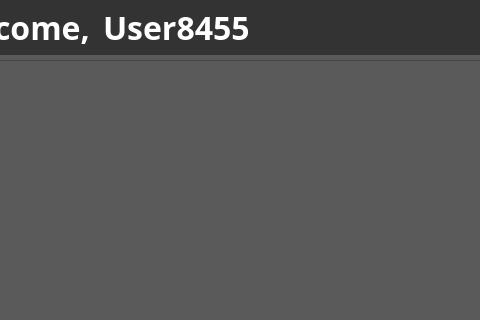
First picture: the form in ui_main.ui, repository Endairion/FYP, before the edit; both pictures show x 192 to 672 and y 0 to 320 of the 800 by 550 pixel window.
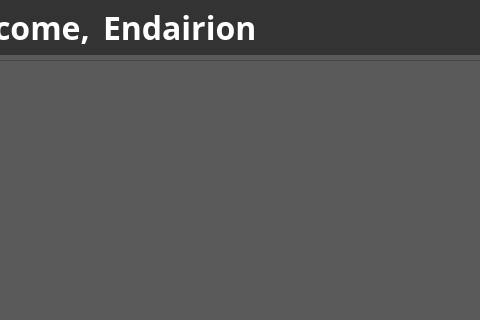
Second picture: the form after the edit. Icons and pictures are not drawn.

What changed in the file:
```diff
--- a/ui_main.ui
+++ b/ui_main.ui
@@ -206,7 +206,7 @@
                 <string notr="true">color:rgb(255,255,255);</string>
                </property>
                <property name="text">
-                <string>&lt;html&gt;&lt;head/&gt;&lt;body&gt;&lt;p&gt;&lt;span style=&quot; color:#ffffff;&quot;&gt;User8455&lt;/span&gt;&lt;/p&gt;&lt;/body&gt;&lt;/html&gt;</string>
+                <string>&lt;html&gt;&lt;head/&gt;&lt;body&gt;&lt;p&gt;&lt;span style=&quot; color:#ffffff;&quot;&gt;Endairion&lt;/span&gt;&lt;/p&gt;&lt;/body&gt;&lt;/html&gt;</string>
                </property>
                <property name="alignment">
                 <set>Qt::AlignLeading|Qt::AlignLeft|Qt::AlignVCenter</set>
```
Left out of the diff: 4 changed lines with no effect on the pictures.
